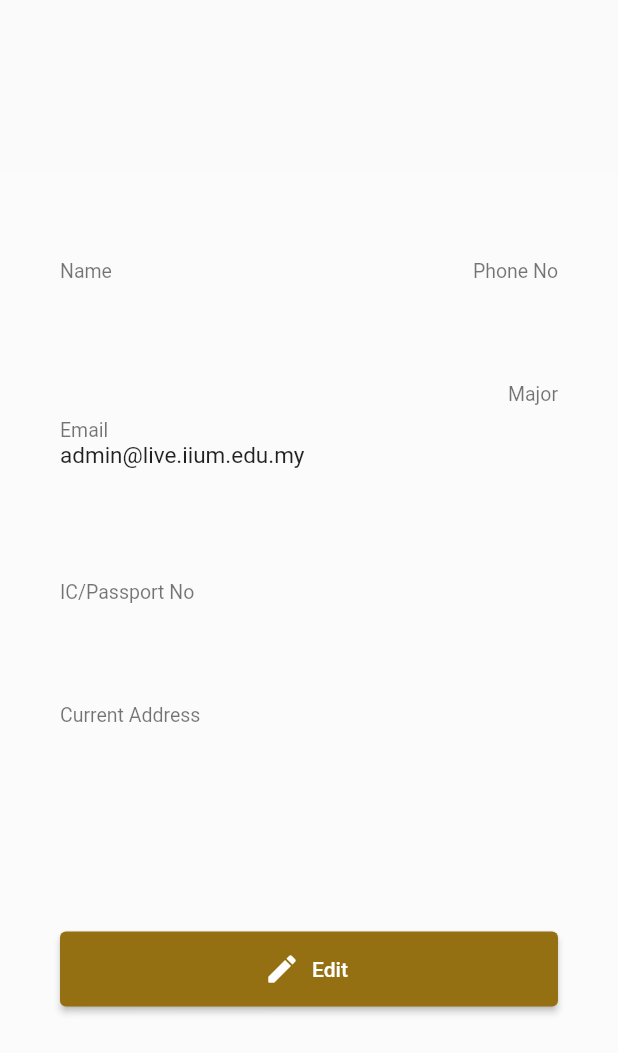
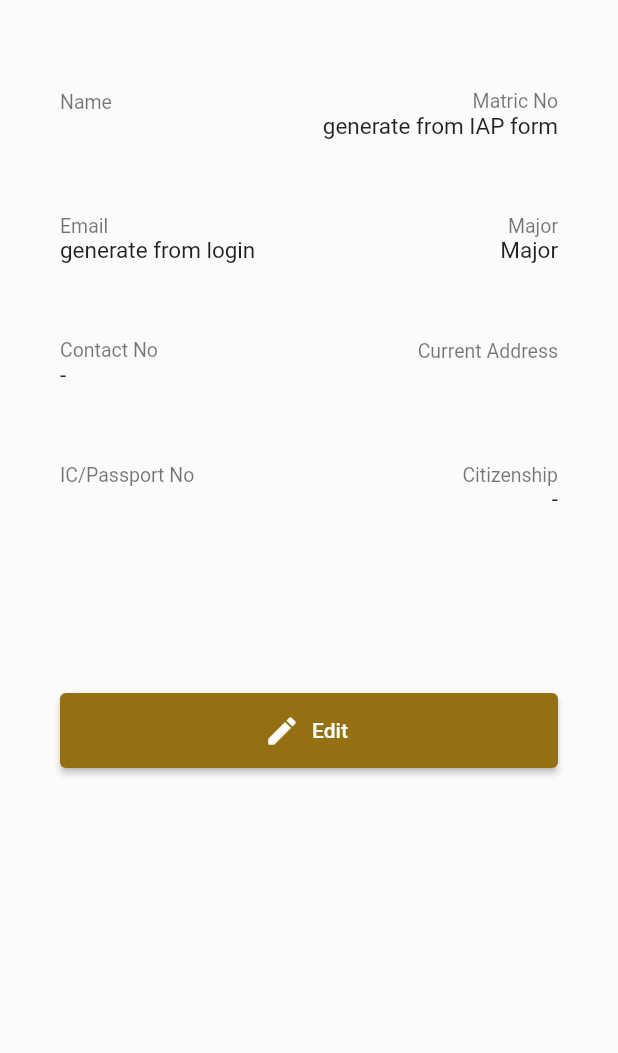
Before and after one commit to KhadijahArizal/Student, a Flutter app: the Student widget shown alone on an empty page, opened directly, on a phone screen of 412 x 824 dp. Shown: the top 1053 px of the screen. Run offline on Flutter 3.47's test engine with Material 2 defaults, Android fonts, the phone set to English and light mode, and no system bars; our stand-ins replace file_picker; missing offline and left inert: country_flags; Roboto replaces fonts that are missing (Futura).

Commit message:
student.dart

```diff
--- a/lib/LayerTwo/Tab/student.dart
+++ b/lib/LayerTwo/Tab/student.dart
@@ -1,103 +1,69 @@
 import 'package:flutter/material.dart';
 import 'package:student/LayerTwo/Tab/edit/studentForm.dart';
 
-// ignore: must_be_immutable
 class Student extends StatefulWidget {
-  late String name = '';
-  late String phone = '';
-  late String major = '';
-  late String ic = '';
-  late String address = '';
+  const Student(
+      {Key? key,
+      this.name,
+      this.contact,
+      this.address,
+      this.ic,
+      this.citizenship,
+      this.major})
+      : super(key: key);
 
-  Student(
-      {Key? key,
-      required String name,
-      required String address,
-      required String ic,
-      required String phone,
-      required String major})
-      : super(key: key);
+  final String? name;
+  final String? contact;
+  final String? address;
+  final String? ic;
+  final String? citizenship;
+  final String? major;
 
   @override
   _studentState createState() => _studentState();
 }
 
 class _studentState extends State<Student> {
+  late TextEditingController name =
+      TextEditingController(text: widget.name ?? '-');
+  late TextEditingController contact =
+      TextEditingController(text: widget.contact ?? '-');
+  late TextEditingController address =
+      TextEditingController(text: widget.address ?? '-');
+  late TextEditingController ic = TextEditingController(text: widget.ic ?? '-');
+  late TextEditingController citizenship =
+      TextEditingController(text: widget.citizenship ?? '-');
+
   @override
-  Widget build(BuildContext context) {
-    final Map<String, String>? data =
-        ModalRoute.of(context)!.settings.arguments as Map<String, String>?;
-
-    if (data != null) {
-      setState(() {
-        widget.name = data['name'] ?? '';
-        widget.address = data['address'] ?? '';
-        widget.ic = data['ic'] ?? '';
-        widget.phone = data['phone'] ?? '';
-        widget.major = data['major'] ?? '';
-      });
-    }
-
-    return Center(
-      child: SingleChildScrollView(
-        child: Container(
-          color: Colors.white.withOpacity(0.1),
-          padding: const EdgeInsets.all(40),
-          child: Column(
-            crossAxisAlignment: CrossAxisAlignment.start,
-            children: [
-              const SizedBox(height: 20),
-              Row(mainAxisAlignment: MainAxisAlignment.spaceBetween, children: [
-                _buildDetail('Name', widget.name),
-                _buildDetail('Phone No', widget.phone)
-              ]),
-              Row(mainAxisAlignment: MainAxisAlignment.spaceBetween, children: [
-                Column(
-                  crossAxisAlignment: CrossAxisAlignment.start,children: [
-                  const Text('Email',
-                      style: TextStyle(fontSize: 13, color: Colors.black54),
-                      textAlign: TextAlign.start,),
-                  _email(email: 'admin@live.iium.edu.my')
-                ]),
-                _buildDetail('Major', widget.major)
-              ]),
-              const SizedBox(height: 50),
-              _buildDetail('IC/Passport No', widget.ic),
-              _buildDetail('Current Address', widget.address),
-              const SizedBox(height: 70),
-
-              Container(
-                alignment: Alignment.bottomRight,
-                child: Row(mainAxisAlignment: MainAxisAlignment.end, children: [
-                  Expanded(
-                      child: ElevatedButton.icon(
-                    onPressed: () {
-                    Navigator.push(
-                      context,
-                      MaterialPageRoute(
-                        builder: (context) => const studentForm(),
-                      ),
-                    );
-                  },
-                    style: ElevatedButton.styleFrom(
-                      backgroundColor: const Color.fromRGBO(148, 112, 18, 1),
-                      minimumSize: const Size.fromHeight(50),
-                    ),
-                    icon: const Icon(
-                      Icons.edit_rounded), // Icon data for elevated button
-                  label: const Text("Edit"),
-                  ))
-                ])),
-            ],
-          ),
-        ),
-      ),
-    );
+  void initState() {
+    super.initState();
+    name = TextEditingController(text: widget.name ?? '-');
+    contact = TextEditingController(text: widget.contact ?? '-');
+    address = TextEditingController(text: widget.address ?? '-');
+    ic = TextEditingController(text: widget.ic ?? '-');
+    citizenship = TextEditingController(text: widget.citizenship ?? '-');
   }
 
   Widget _buildDetail(String label, String value) {
     return Column(
       crossAxisAlignment: CrossAxisAlignment.start,
+      children: [
+        Text(
+          label,
+          style: const TextStyle(fontSize: 13, color: Colors.black54),
+        ),
+        Text(
+          value,
+          style: const TextStyle(fontSize: 15, color: Colors.black87),
+        ),
+        const SizedBox(height: 50),
+      ],
+    );
+  }
+
+  Widget _buildDetail2(String label, String value) {
+    return Column(
+      crossAxisAlignment: CrossAxisAlignment.end,
       children: [
         Text(
           label,
@@ -122,4 +88,79 @@ class _studentState extends State<Student> {
           ],
         ),
       );
+
+  @override
+  Widget build(BuildContext context) {
+    return SingleChildScrollView(
+      child: Container(
+        color: Colors.white.withOpacity(0.1),
+        padding: const EdgeInsets.all(40),
+        child: Column(
+          crossAxisAlignment: CrossAxisAlignment.start,
+          children: [
+            const SizedBox(height: 20),
+            Row(mainAxisAlignment: MainAxisAlignment.spaceBetween, children: [
+              _buildDetail('Name', name.text),
+              _buildDetail2('Matric No', 'generate from IAP form')
+            ]),
+            Row(mainAxisAlignment: MainAxisAlignment.spaceBetween, children: [
+              _buildDetail('Email', 'generate from login'),
+              _buildDetail2('Major', dropdownValueMajor)
+            ]),
+            Row(mainAxisAlignment: MainAxisAlignment.spaceBetween, children: [
+              _buildDetail('Contact No', contact.text),
+              _buildDetail2('Current Address', address.text),
+            ]),
+            Row(mainAxisAlignment: MainAxisAlignment.spaceBetween, children: [
+              _buildDetail('IC/Passport No', ic.text),
+              _buildDetail2('Citizenship', citizenship.text)
+            ]),
+            const SizedBox(height: 70),
+            Container(
+                child: Row(children: [
+              Expanded(
+                  child: ElevatedButton.icon(
+                onPressed: () async {
+                  final result = await Navigator.push(
+                    context,
+                    MaterialPageRoute(
+                      builder: (context) => studentForm(
+                        initialBr: dropDownValueBr,
+                        initialName: name.text,
+                        initialContact: contact.text,
+                        initialAddress: address.text,
+                        initialIc: ic.text,
+                        initialCitizenship: citizenship.text,
+                        initialMajor: dropdownValueMajor,
+                      ),
+                    ),
+                  );
+
+                  if (result != null) {
+                    setState(() {
+                      print('Result: $result');
+                      dropDownValueBr = result['br'] ?? '-';
+                      name.text = result['name'] ?? '-';
+                      contact.text = result['contact'] ?? '-';
+                      address.text = result['address'] ?? '-';
+                      ic.text = result['ic'] ?? '-';
+                      citizenship.text = result['citizenship'] ?? '-';
+                      dropdownValueMajor = result['major'] ?? '-';
+                    });
+                  }
+                },
+                style: ElevatedButton.styleFrom(
+                  backgroundColor: const Color.fromRGBO(148, 112, 18, 1),
+                  minimumSize: const Size.fromHeight(50),
+                ),
+                icon: const Icon(
+                    Icons.edit_rounded), // Icon data for elevated button
+                label: const Text("Edit"),
+              ))
+            ])),
+          ],
+        ),
+      ),
+    );
+  }
 }
```
